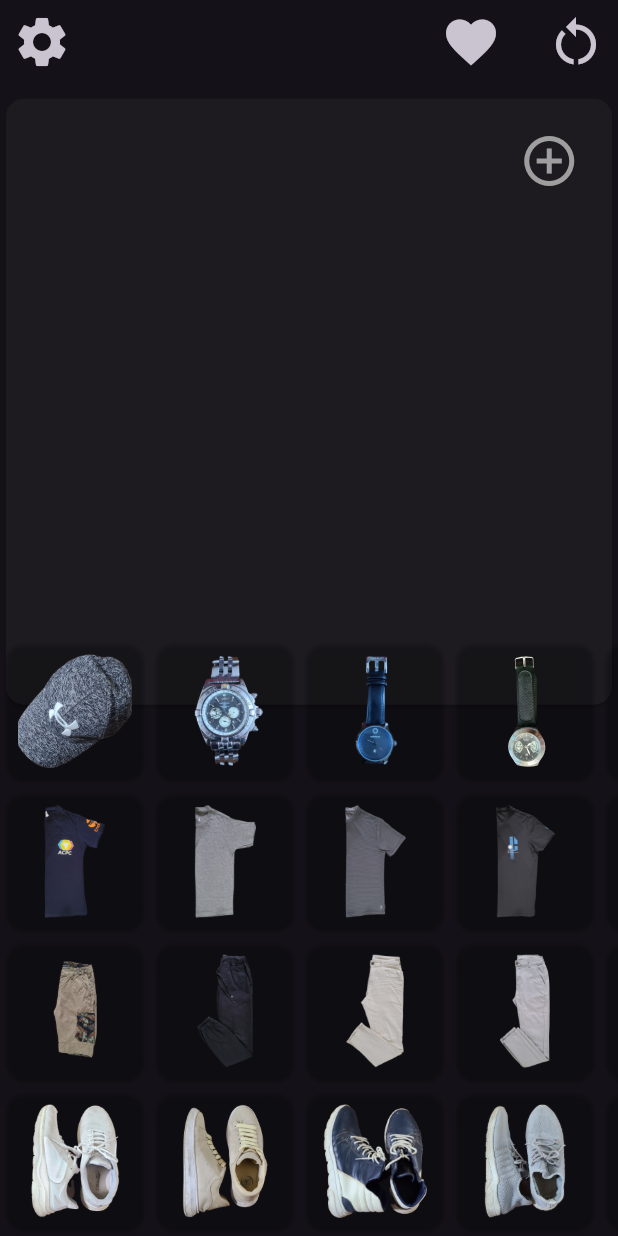
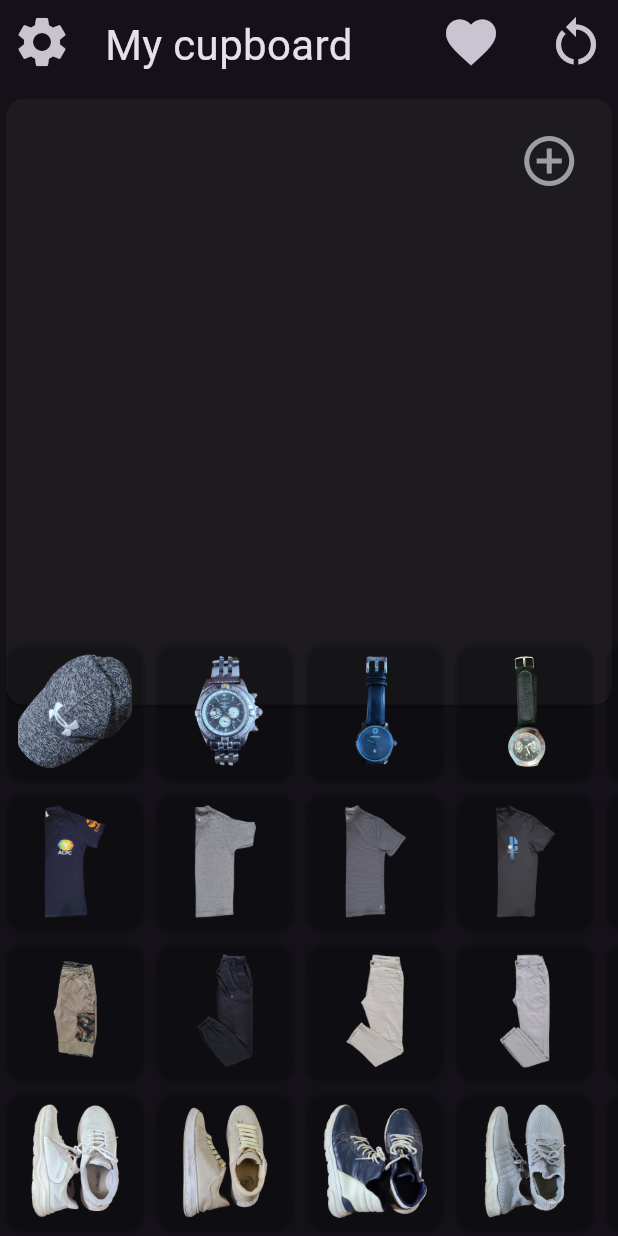
Before and after one commit to Nagi912003/clothes, a Flutter app: the screen it shows after launch, on a phone screen of 412 x 824 dp. Run offline on Flutter 3.47's test engine with Material 2 defaults, Android fonts, the phone set to English and light mode, and no system bars; our stand-ins replace hive_flutter; accounts and stored records are empty.

Commit message:
added an app title

```diff
--- a/lib/screens/favorites_screen.dart
+++ b/lib/screens/favorites_screen.dart
@@ -11,6 +11,9 @@ class FavoritesScreen extends StatelessWidget {
     final favoritesData = Provider.of<Favorites>(context);
     return SafeArea(
       child: Scaffold(
+        appBar: AppBar(
+          title: const Text('Favorites'),
+        ),
         body: ListView.builder(
           itemCount: favoritesData.favorites.length,
           itemBuilder: (context, index) {
--- a/lib/screens/home_screen.dart
+++ b/lib/screens/home_screen.dart
@@ -37,6 +37,12 @@ class _HomeScreenState extends State<HomeScreen> {
       child: Scaffold(
         body: Stack(
           children: [
+            // title
+            Positioned(
+              top: 10,
+              left: 70,
+              child: const Text('My cupboard', style: TextStyle(fontSize: 28)),
+            ),
             // main image
             Align(
               alignment: const Alignment(0, -0.7),
@@ -78,15 +84,17 @@ class _HomeScreenState extends State<HomeScreen> {
                               .addFavorite(favoriteItem)) {
                             ScaffoldMessenger.of(context).showSnackBar(
                               SnackBar(
-                                backgroundColor: Theme.of(context).colorScheme.secondary,
+                                backgroundColor:
+                                    Theme.of(context).colorScheme.secondary,
                                 content: Text('Added to favorites'),
                                 duration: Duration(seconds: 1),
                               ),
                             );
-                          }else{
+                          } else {
                             ScaffoldMessenger.of(context).showSnackBar(
                               SnackBar(
-                                backgroundColor: Theme.of(context).colorScheme.error,
+                                backgroundColor:
+                                    Theme.of(context).colorScheme.error,
                                 content: Text('Please select all items'),
                                 duration: Duration(seconds: 1),
                               ),
@@ -221,8 +229,7 @@ class _HomeScreenState extends State<HomeScreen> {
             },
             child: Card(
               color: selectorData.isPieceSelected(list[index])
-                  ? Theme.of(context)
-                      .colorScheme.onBackground.withOpacity(0.8)
+                  ? Theme.of(context).colorScheme.onBackground.withOpacity(0.8)
                   : Colors.transparent,
               child: Padding(
                 padding: const EdgeInsets.all(8.0),
```
